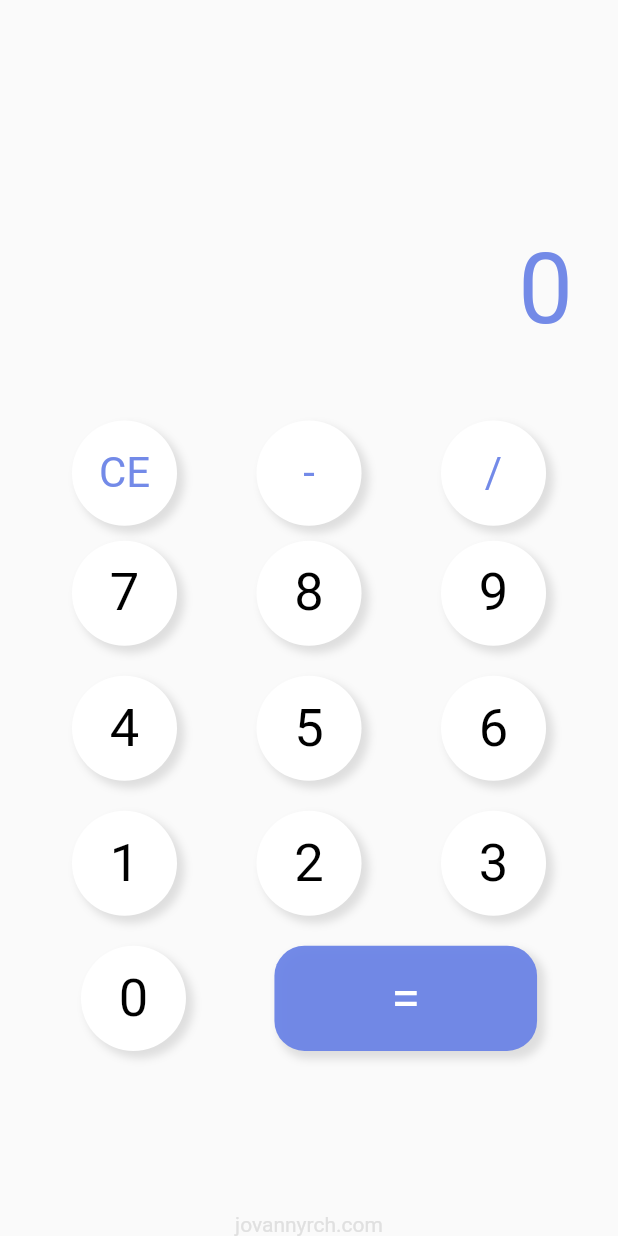
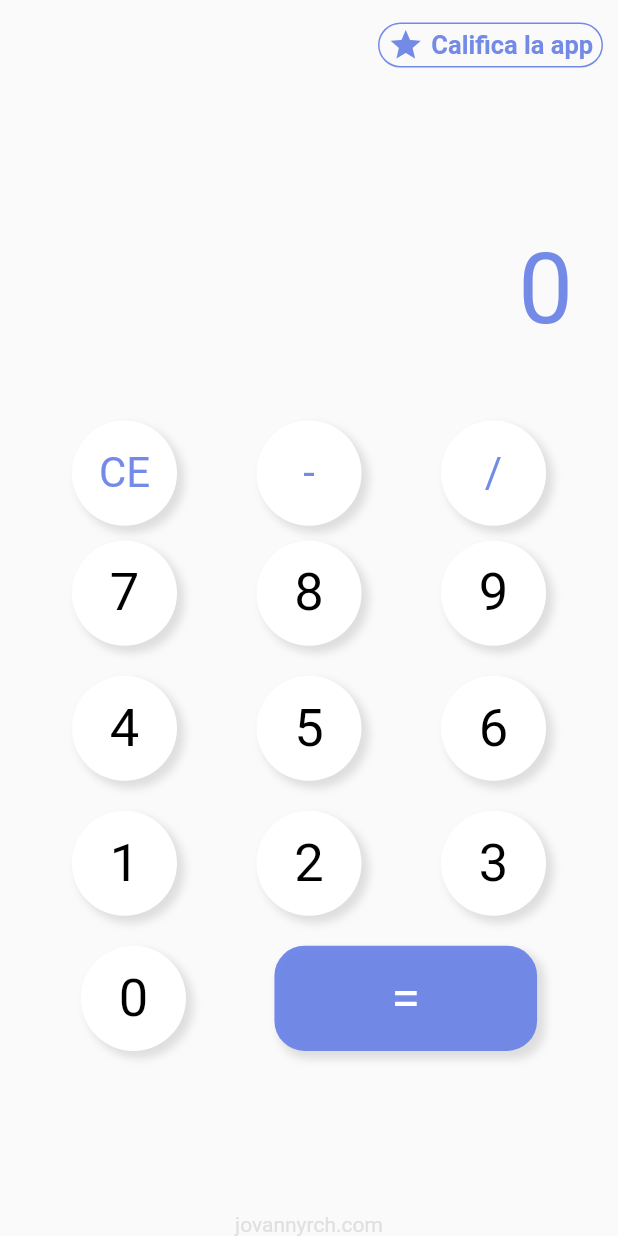
Before and after one commit to JovannyRch/minizador_fracciones_flutter, a Flutter app: the screen it shows after launch, on a phone screen of 412 x 824 dp. Run offline on Flutter 3.47's test engine with Material 2 defaults, Android fonts, the phone set to English and light mode, and no system bars; missing offline and left inert: admob_flutter, launch_review.

Commit message:
Adding ads

```diff
--- a/lib/calculator_screen.dart
+++ b/lib/calculator_screen.dart
@@ -1,4 +1,8 @@
+import 'package:admob_flutter/admob_flutter.dart';
+import 'package:flutter/gestures.dart';
 import 'package:flutter/material.dart';
+import 'package:minimizador_fracciones/services/Admob.dart';
+import 'package:launch_review/launch_review.dart';
 
 class CalculatorScreen extends StatefulWidget {
   CalculatorScreen({Key key}) : super(key: key);
@@ -16,7 +20,18 @@ class _CalculatorScreenState extends State<CalculatorScreen> {
   double _fontSize = 35;
   double kWidth = 0.17;
   String mcd = "";
+  AdmobInterstitial interstitialAd;
   final GlobalKey<ScaffoldState> _scaffoldKey = new GlobalKey<ScaffoldState>();
+
+  @override
+  void initState() {
+    Admob.initialize(AdmobService.getAdmobId(isTesting: false));
+    interstitialAd = AdmobInterstitial(
+      adUnitId: AdmobService.videoId(isTesting: false),
+    );
+    interstitialAd.load();
+    super.initState();
+  }
 
   @override
   Widget build(BuildContext context) {
@@ -26,18 +41,75 @@ class _CalculatorScreenState extends State<CalculatorScreen> {
     return Scaffold(
       key: _scaffoldKey,
       body: SafeArea(
-        child: Column(
-            mainAxisAlignment: MainAxisAlignment.spaceBetween,
-            children: [
+        child: Stack(
+          children: <Widget>[
+            _mainUI(),
+            _rateApp(),
+          ],
+        ),
+      ),
+    );
+  }
+
+  Widget _mainUI() {
+    return Column(mainAxisAlignment: MainAxisAlignment.spaceBetween, children: [
       _displayScreen(),
       _keys(),
       Text(
         'jovannyrch.com',
         style: TextStyle(color: Colors.grey.shade300),
       ),
-            ]),
+    ]);
+  }
+
+  Widget _rateApp() {
+    return Positioned(
+      right: 10.0,
+      child: GestureDetector(
+        onTap: () {
+          this.callReview();
+        },
+        child: Container(
+          width: 150.0,
+          padding: EdgeInsets.all(2.0),
+          margin: EdgeInsets.only(top: 15.0),
+          decoration: BoxDecoration(
+            border: Border.all(
+              color: _color,
+              width: 1.0,
+            ),
+            borderRadius: BorderRadius.circular(20.0),
+          ),
+          child: Row(
+            mainAxisAlignment: MainAxisAlignment.center,
+            children: <Widget>[
+              Icon(
+                Icons.star,
+                color: _color,
+              ),
+              SizedBox(
+                width: 5.0,
+              ),
+              Text(
+                "Califica la app",
+                textAlign: TextAlign.center,
+                style: TextStyle(
+                  color: _color,
+                  fontWeight: FontWeight.bold,
+                  fontSize: 17.0,
+                ),
+              ),
+            ],
+          ),
+        ),
       ),
     );
+  }
+
+  void callReview() {
+    LaunchReview.launch(
+        androidAppId: "com.jovannyrch.minimizador_fracciones",
+        iOSAppId: "585027354");
   }
 
   Widget _displayScreen() {
@@ -181,8 +253,13 @@ class _CalculatorScreenState extends State<CalculatorScreen> {
 
   Widget _equalButton() {
     return GestureDetector(
-      onTap: () {
+      onTap: () async {
         if (this.input.contains("/")) {
+          if (await interstitialAd.isLoaded) {
+            interstitialAd.show();
+          } else {
+            print("Sigue cargando ");
+          }
           List<String> numbers = this.input.split("/");
           print(numbers);
           if (numbers[0] == "" || numbers[1] == "") {
--- a/lib/main.dart
+++ b/lib/main.dart
@@ -2,7 +2,11 @@ import 'package:flutter/material.dart';
 import 'package:minimizador_fracciones/calculator_screen.dart';
 import 'package:flutter/services.dart';
 
-void main() => runApp(MyApp());
+void main() {
+  WidgetsFlutterBinding.ensureInitialized();
+
+  return runApp(MyApp());
+}
 
 class MyApp extends StatelessWidget {
   @override
--- /dev/null
+++ b/lib/services/Admob.dart
@@ -0,0 +1,29 @@
+import 'dart:io';
+
+class AdmobService {
+  static String getAdmobId({bool isTesting = false}) {
+    if (Platform.isIOS) {
+      //TODO: Configurar id para ios
+      return "";
+    } else if (Platform.isAndroid) {
+      if (isTesting) {
+        return "ca-app-pub-3940256099942544~3347511713";
+      }
+      return 'ca-app-pub-4665787383933447~5752148925';
+    }
+    return '';
+  }
+
+  static String videoId({bool isTesting = false}) {
+    if (Platform.isIOS) {
+      //TODO: Configurar id para ios
+      return "";
+    } else if (Platform.isAndroid) {
+      if (isTesting) {
+        return "ca-app-pub-3940256099942544/1033173712";
+      }
+      return 'ca-app-pub-4665787383933447/5717146443';
+    }
+    return '';
+  }
+}
--- a/pubspec.yaml
+++ b/pubspec.yaml
@@ -23,6 +23,8 @@ environment:
 dependencies:
   flutter:
     sdk: flutter
+  admob_flutter: "^0.3.4"
+  launch_review: ^2.0.0
 
 
   # The following adds the Cupertino Icons font to your application.
@@ -38,6 +40,7 @@ flutter_icons:
   android: "launcher_icon"
   ios: true
   image_path: "images/icon/icon.png"
+
 
 # For information on the generic Dart part of this file, see the
 # following page: https://dart.dev/tools/pub/pubspec
```
Also changed, not shown: pubspec.lock, 3 other files. Lines whose indentation alone changed are shown as unchanged.
